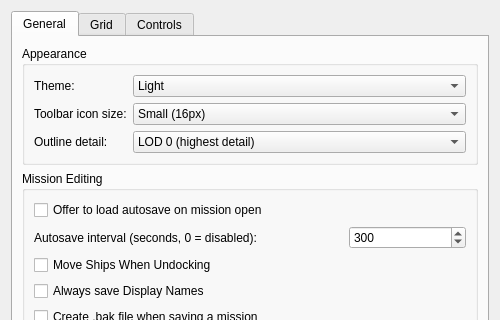
Old version of the form qtfred/ui/PreferencesDialog.ui in the repository scp-fs2open/fs2open.github.com; both pictures show x 0 to 500 and y 0 to 320 of the 500 by 684 pixel window.
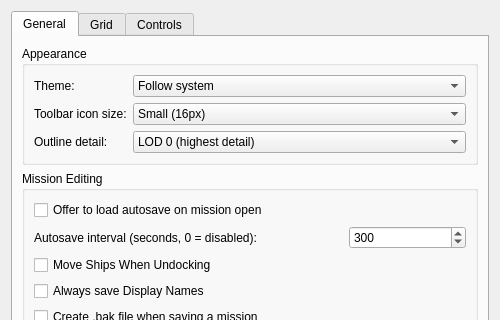
New version of the form.

Commit message: follow system theme mode

Patch:
```diff
--- a/qtfred/ui/PreferencesDialog.ui
+++ b/qtfred/ui/PreferencesDialog.ui
@@ -42,6 +42,11 @@
             <property name="toolTip">
              <string>Overall color theme for the QtFRED interface. Dark applies a dark palette to the editor UI.</string>
             </property>
+            <item>
+             <property name="text">
+              <string>Follow system</string>
+             </property>
+            </item>
             <item>
              <property name="text">
               <string>Light</string>
```
Left out of the diff: 2 changed lines with no effect on the pictures. The commit also changes 10 other files.
